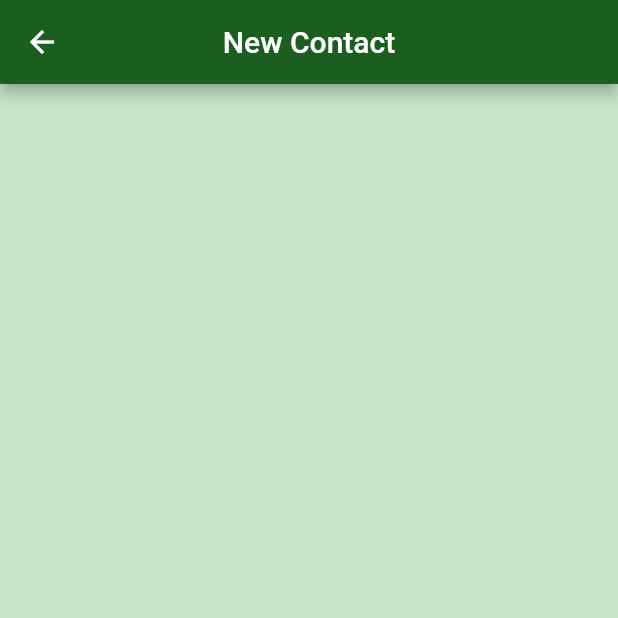
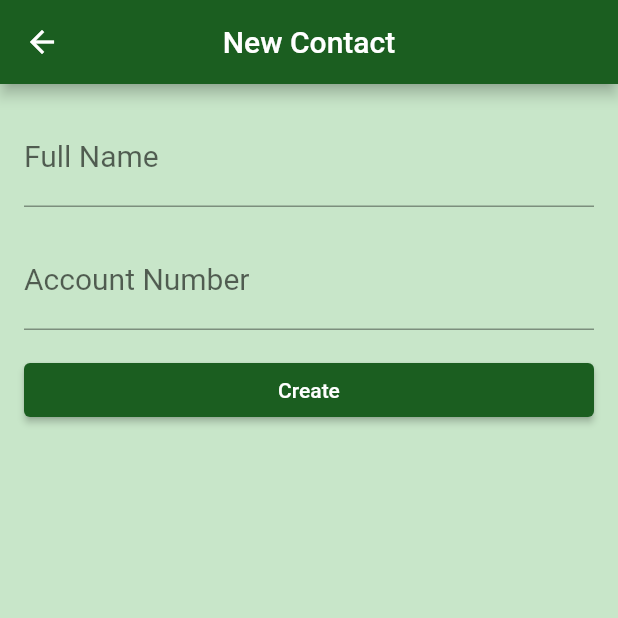
Before and after one commit to MuriloAlexSilva/bytebank, a Flutter app: the screen it shows after launch, after a tap on the "add" icon, on a phone screen of 412 x 824 dp, the top half of it. Run offline on Flutter 3.47's test engine with Material 2 defaults, Android fonts, the phone set to English and light mode, and no system bars.

Commit message:
Inserindo os controllers

```diff
--- a/bytebank/lib/app/view/contact.dart
+++ b/bytebank/lib/app/view/listcontact.dart
@@ -1,6 +1,6 @@
 import 'package:flutter/material.dart';
 
-class Contact extends StatelessWidget {
+class ListContact extends StatelessWidget {
   @override
   Widget build(BuildContext context) {
     return Scaffold(
--- a/bytebank/lib/app/view/new_contact.dart
+++ b/bytebank/lib/app/view/new_contact.dart
@@ -1,6 +1,17 @@
+import 'package:bytebank/models/contact.dart';
 import 'package:flutter/material.dart';
 
-class NewContact extends StatelessWidget {
+class NewContact extends StatefulWidget {
+  @override
+  _NewContactState createState() => _NewContactState();
+}
+
+class _NewContactState extends State<NewContact> {
+  //Controllers para salvar o nome e conta
+  final TextEditingController _nameController = TextEditingController();
+  final TextEditingController _accountNumberController =
+      TextEditingController();
+
   @override
   Widget build(BuildContext context) {
     return Scaffold(
@@ -10,7 +21,44 @@ class NewContact extends StatelessWidget {
         centerTitle: true,
         title: Text("New Contact"),
       ),
-      //
+      body: Padding(
+        padding: const EdgeInsets.all(16.0),
+        child: Column(
+          children: [
+            TextField(
+              controller: _nameController, //controller do name
+              decoration: InputDecoration(labelText: "Full Name"),
+              style: TextStyle(fontSize: 20),
+            ),
+            Padding(
+              padding: const EdgeInsets.only(top: 16.0),
+              child: TextField(
+                controller: _accountNumberController, //controler do account
+                decoration: InputDecoration(labelText: "Account Number"),
+                style: TextStyle(fontSize: 20),
+                keyboardType: TextInputType.number,
+              ),
+            ),
+            Padding(
+              padding: const EdgeInsets.only(top: 16.0),
+              child: SizedBox(
+                width:
+                    double.maxFinite, //Para ocupar o maximo da largura da tela
+                child: RaisedButton(
+                  onPressed: () {
+                    final String name = _nameController.text;
+                    final int accountNumber =
+                        int.tryParse(_accountNumberController.text);
+                    final Contact newContact = Contact(name, accountNumber);
+                    Navigator.pop(context, newContact);
+                  },
+                  child: Text("Create"),
+                ),
+              ),
+            )
+          ],
+        ),
+      ),
     );
   }
 }
--- a/bytebank/lib/main.dart
+++ b/bytebank/lib/main.dart
@@ -1,5 +1,5 @@
 import 'package:flutter/material.dart';
-import 'app/view/contact.dart';
+import 'app/view/listcontact.dart';
 import 'app/view/home_page.dart';
 import 'app/view/new_contact.dart';
 
@@ -30,7 +30,7 @@ class MyApp extends StatelessWidget {
       routes: {
         "/": (context) => HomePage(),
         "/newContact": (context) => NewContact(),
-        "/contact": (context) => Contact(),
+        "/contact": (context) => ListContact(),
       },
     );
   }
--- /dev/null
+++ b/bytebank/lib/models/contact.dart
@@ -0,0 +1,11 @@
+class Contact {
+  final String name;
+  final int accountNumber;
+
+  Contact(this.name, this.accountNumber);
+
+  @override
+  String toString() {
+    return "Contact{(name: $name, accountNumber: $accountNumber)}";
+  }
+}
```
